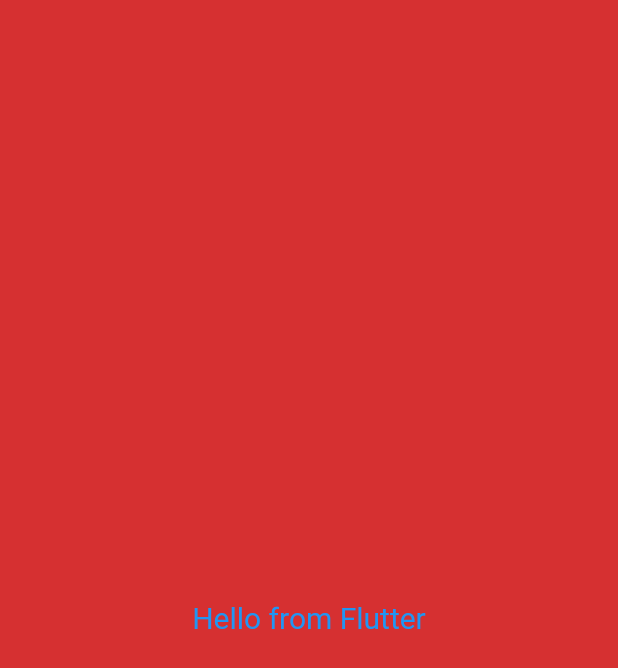
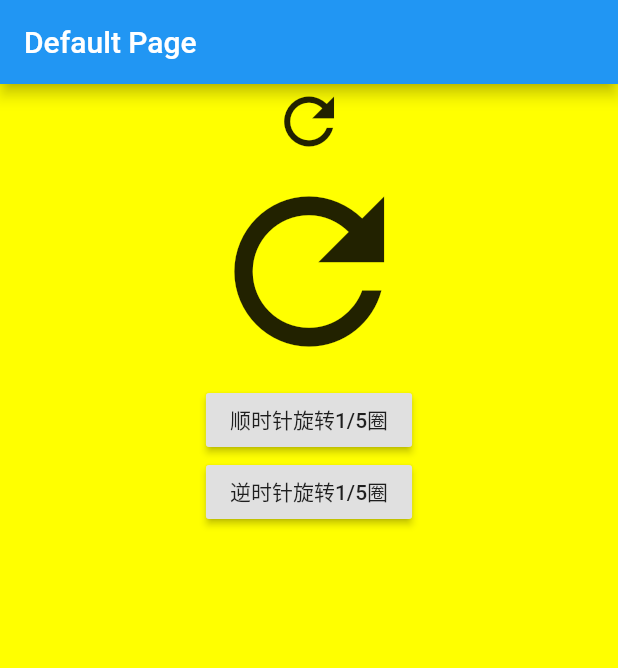
Before and after one commit to zhumingwei/flutter_app_helloworld, a Flutter app: the screen it shows after launch, on a phone screen of 412 x 824 dp. Shown: the top 668 px of the screen. Run offline on Flutter 3.47's test engine with Material 2 defaults, Android fonts, the phone set to English and light mode, and no system bars.

```diff
--- a/flutter/flutter_library/lib/main.dart
+++ b/flutter/flutter_library/lib/main.dart
@@ -1,46 +1,137 @@
-import 'dart:ui';
+import 'package:flutter/services.dart';
+import 'package:flutter/material.dart';
+import 'package:flutter_library/turnbox.dart';
 
-import 'package:flutter/material.dart';
+import 'transition.dart';
 
-void main() => runApp(_widgetForRoute(window.defaultRouteName));
+void main() => runApp(MyApp());
 
-Widget _widgetForRoute(String route) {
-  switch(route) {
-    default:
-      return MyApp();
+class MyApp extends StatelessWidget {
+  @override
+  Widget build(BuildContext context) {
+    return MaterialApp(
+        title: 'Flutter Demo',
+        theme: ThemeData(
+          primarySwatch: Colors.blue,
+        ),
+        home: MyHomePage(
+          title: "Flutter Demo Home Page",
+        ));
   }
 }
 
-class MyApp extends StatelessWidget {
-  // This widget is the root of your application.
+const platform = MethodChannel('samples.chenhang/navigation');
+
+class MyHomePage extends StatelessWidget {
+  final String title;
+
+  MyHomePage({this.title});
+
   @override
   Widget build(BuildContext context) {
-    return MaterialApp(
-      title: 'Flutter Demo',
-      theme: ThemeData(
-        // This is the theme of your application.
-        //
-        // Try running your application with "flutter run". You'll see the
-        // application has a blue toolbar. Then, without quitting the app, try
-        // changing the primarySwatch below to Colors.green and then invoke
-        // "hot reload" (press "r" in the console where you ran "flutter run",
-        // or press Run > Flutter Hot Reload in a Flutter IDE). Notice that the
-        // counter didn't reset back to zero; the application is not restarted.
-        primarySwatch: Colors.blue,
-      ),
-      home: Scaffold(
-        backgroundColor: const Color(0xFFD63031), //ARGB红色
-        body: Center(
-          child: Text(
-            'Hello from Flutter',
-            textDirection: TextDirection.ltr,
-            style: TextStyle(
-              fontSize: 20.0,
-              color: Colors.blue,
-            ),
-          ),
-        ),
+    return Scaffold(
+      backgroundColor: Colors.yellowAccent,
+      appBar: AppBar(title: Text("Default Page")),
+      body: Center(
+        child: TurnBoxRoute(),
       ),
     );
   }
 }
+
+//rotate
+
+class TurnBoxRoute extends StatefulWidget {
+  @override
+  _TurnBoxRouteState createState() => new _TurnBoxRouteState();
+}
+
+class _TurnBoxRouteState extends State<TurnBoxRoute> {
+  double _turns = .0;
+
+  @override
+  Widget build(BuildContext context) {
+
+    return Center(
+      child: Column(
+        children: <Widget>[
+          TurnBox(
+            turns: _turns,
+            speed: 500,
+            child: Icon(Icons.refresh, size: 50,),
+          ),
+          TurnBox(
+            turns: _turns,
+            speed: 1000,
+            child: Icon(Icons.refresh, size: 150.0,),
+          ),
+          RaisedButton(
+            child: Text("顺时针旋转1/5圈"),
+            onPressed: () {
+              setState(() {
+                _turns += .2;
+              });
+            },
+          ),
+          RaisedButton(
+            child: Text("逆时针旋转1/5圈"),
+            onPressed: () {
+              setState(() {
+                _turns -= .2;
+              });
+            },
+          )
+        ],
+      ),
+    );
+  }
+}
+//rotate
+
+
+
+
+
+class AnimatedSwitcherCounterRoute extends StatefulWidget {
+  @override
+  State<StatefulWidget> createState() => _AnimatedSwitcherCounterRouteState();
+}
+
+class _AnimatedSwitcherCounterRouteState
+    extends State<AnimatedSwitcherCounterRoute> {
+  int _count = 0;
+
+  @override
+  Widget build(BuildContext context) {
+    return Center(
+      child: Column(
+        mainAxisAlignment: MainAxisAlignment.center,
+        children: <Widget>[
+          AnimatedSwitcher(
+            duration: const Duration(milliseconds: 500),
+            transitionBuilder: (Widget child, Animation<double> animation) {
+              var tween = Tween<Offset>(begin: Offset(1, 0), end: Offset(0, 0));
+              return MySlideTransition(
+                child: child,
+                position: tween.animate(animation),
+              );
+            },
+            child: Text(
+              '$_count',
+              key: ValueKey(_count),
+              style: Theme.of(context).textTheme.display1,
+            ),
+          ),
+          RaisedButton(
+            child: const Text('+1'),
+            onPressed: () {
+              setState(() {
+                _count += 1;
+              });
+            },
+          ),
+        ],
+      ),
+    );
+  }
+}
--- /dev/null
+++ b/flutter/flutter_library/lib/turnbox.dart
@@ -0,0 +1,52 @@
+import 'package:flutter/cupertino.dart';
+
+class TurnBox extends StatefulWidget {
+  final double turns;
+
+  final int speed;
+
+  final Widget child;
+
+  @override
+  State<StatefulWidget> createState() => _TurnBox();
+
+  const TurnBox({Key key, this.turns = .0, this.speed = 200, this.child});
+}
+
+class _TurnBox extends State<TurnBox> with SingleTickerProviderStateMixin {
+  AnimationController _controller;
+
+  @override
+  void initState() {
+    super.initState();
+    _controller = AnimationController(
+        vsync: this, lowerBound: -double.infinity, upperBound: double.infinity);
+    _controller.value = widget.turns;
+  }
+
+  @override
+  void dispose() {
+    _controller.dispose();
+    super.dispose();
+  }
+
+  @override
+  Widget build(BuildContext context) {
+    return RotationTransition(
+      turns: _controller,
+      child: widget.child,
+    );
+  }
+
+  @override
+  void didUpdateWidget(TurnBox oldWidget) {
+    super.didUpdateWidget(oldWidget);
+    if (oldWidget.turns != widget.turns) {
+      _controller.animateTo(
+        widget.turns,
+        duration: Duration(milliseconds: widget.speed ?? 200),
+        curve: Curves.easeOut,
+      );
+    }
+  }
+}
```
Also changed, not shown: flutter/flutter_library/lib/transition.dart (added, +27 -0 lines).
